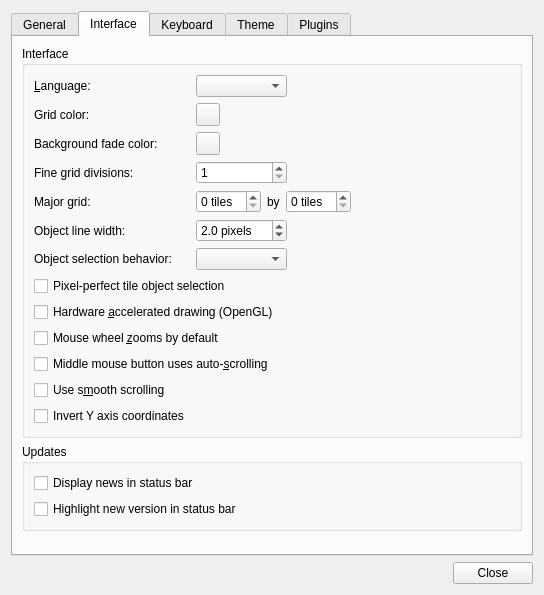
Above: src/tiled/preferencesdialog.ui from mapeditor/tiled before the change. Below: the same form after it.
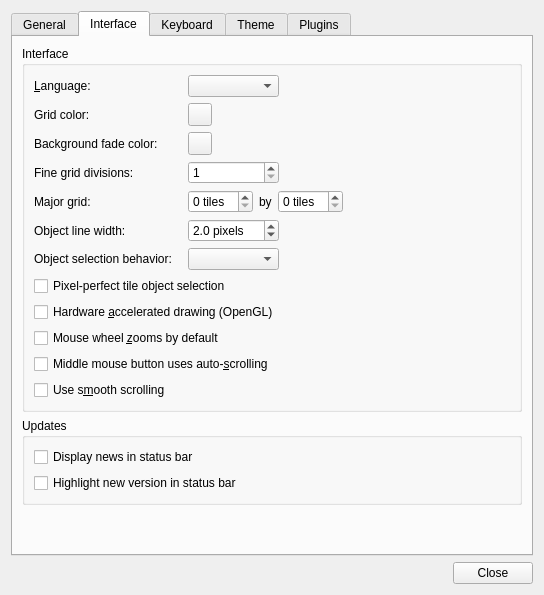
That is the form after the change. The open tabs and pages were chosen to show the change. Custom widgets are drawn as their Qt base class.

Commit message:
Change "Invert Y-Axis" to a map property
Since inverting the Y-axis changes the coordinates of objects, engines
will need to know how the user has this set.

Patch:
```diff
--- a/src/tiled/preferencesdialog.ui
+++ b/src/tiled/preferencesdialog.ui
@@ -372,13 +372,6 @@
             </property>
            </widget>
           </item>
-          <item row="12" column="0">
-            <widget class="QCheckBox" name="invertYAxis">
-             <property name="text">
-                <string>Invert Y axis coordinates</string>
-             </property>
-            </widget>
-          </item>
          </layout>
         </widget>
        </item>
```
Left out of the diff: 1 changed line with no effect on the pictures. The commit also changes 17 other files.
